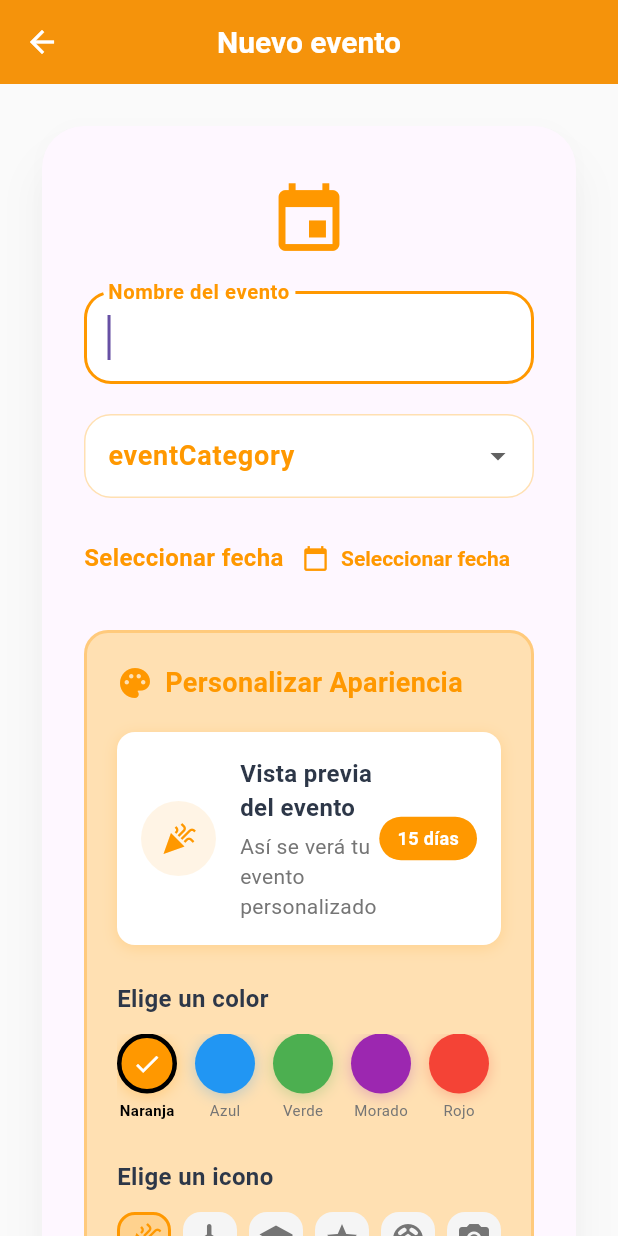
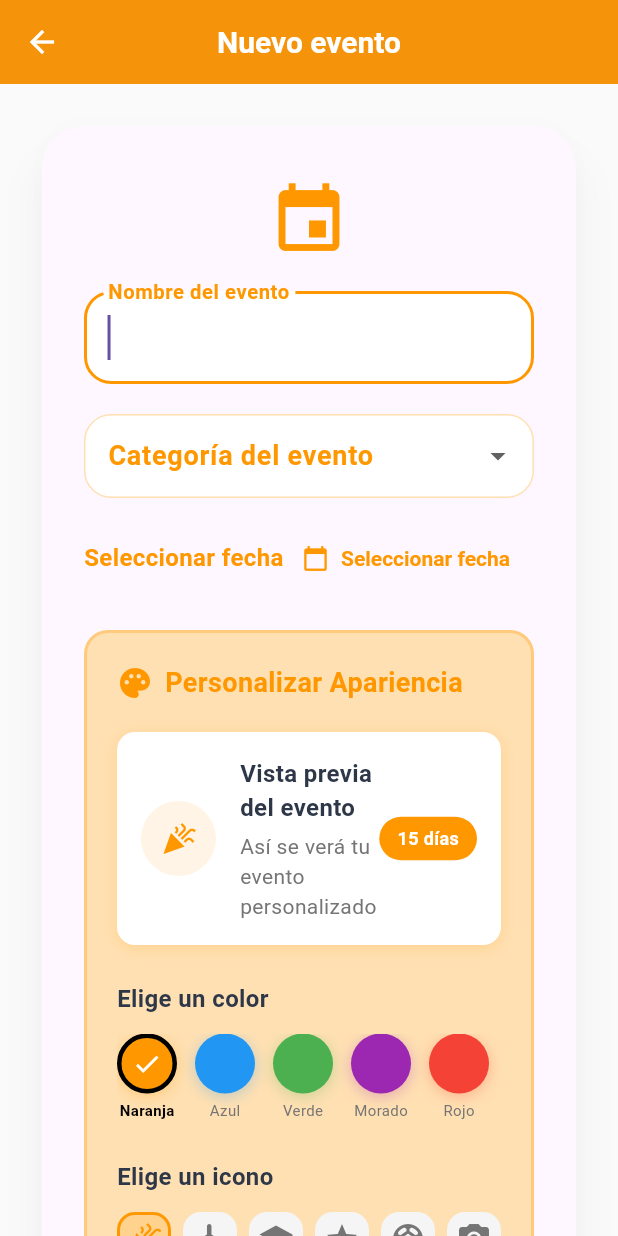
Before and after one commit to Carfer0410/-cuanto-falta-, a Flutter app: the screen it shows after launch, after a tap on the "add" icon, on a phone screen of 412 x 824 dp. Run offline on Flutter 3.47's test engine with Material 3 defaults, Android fonts, the phone set to English and light mode, and no system bars; our stand-ins replace flutter_local_notifications, shared_preferences, sqflite, timezone; accounts and stored records are empty.

```diff
--- a/lib/localization_service.dart
+++ b/lib/localization_service.dart
@@ -200,6 +200,7 @@ class LocalizationService extends ChangeNotifier {
       'chooseDate': 'Elegir fecha',
       'targetDate': 'Fecha objetivo',
       'selectCategory': 'Seleccionar categoría',
+      'eventCategory': 'Categoría del evento',
       'saveEvent': 'Guardar evento',
       'noEvents': 'Aún no hay eventos. ¡Agrega uno!',
       'deleteEvent': 'Eliminar evento',
@@ -304,6 +305,7 @@ class LocalizationService extends ChangeNotifier {
       'sound': 'Sonido',
       'vibration': 'Vibración',
       'language': 'Idioma',
+      'selectLanguage': 'Seleccionar idioma',
       'about': 'Acerca de',
       'version': 'Versión',
       'advancedSettings': 'Configuración Avanzada',
@@ -557,6 +559,7 @@ class LocalizationService extends ChangeNotifier {
       'chooseDate': 'Choose date',
       'targetDate': 'Target date',
       'selectCategory': 'Select category',
+      'eventCategory': 'Event category',
       'saveEvent': 'Save event',
       'noEvents': 'No events yet. Add one!',
       'deleteEvent': 'Delete event',
@@ -661,6 +664,7 @@ class LocalizationService extends ChangeNotifier {
       'sound': 'Sound',
       'vibration': 'Vibration',
       'language': 'Language',
+      'selectLanguage': 'Select language',
       'about': 'About',
       'version': 'Version',
       'advancedSettings': 'Advanced Settings',
@@ -949,6 +953,14 @@ class LocalizationService extends ChangeNotifier {
 
       // PANTALLA AGREGAR EVENTO
       'newEvent': 'Novo evento',
+      'chooseDate': 'Escolher data',
+      'targetDate': 'Data objetivo',
+      'selectCategory': 'Selecionar categoria',
+      'eventCategory': 'Categoria do evento',
+      'saveEvent': 'Salvar evento',
+      'noEvents': 'Ainda não há eventos. Adicione um!',
+      'deleteEvent': 'Excluir evento',
+      'deleteEventConfirm': 'Tem certeza de que deseja excluir este evento? Esta ação não pode ser desfeita.',
       'addEventSaved': 'Evento salvo',
       'addEventTitleError': 'Digite o título do evento',
       'addEventDateError': 'Selecione a data do evento',
@@ -1077,6 +1089,7 @@ class LocalizationService extends ChangeNotifier {
       'level': 'Nível',
 
       'language': 'Idioma',
+      'selectLanguage': 'Selecionar idioma',
     },
 
     'fr': {
@@ -1142,6 +1155,14 @@ class LocalizationService extends ChangeNotifier {
 
       // PANTALLA AGREGAR EVENTO
       'newEvent': 'Nouvel événement',
+      'chooseDate': 'Choisir la date',
+      'targetDate': 'Date cible',
+      'selectCategory': 'Sélectionner une catégorie',
+      'eventCategory': 'Catégorie d\'événement',
+      'saveEvent': 'Sauvegarder l\'événement',
+      'noEvents': 'Aucun événement pour le moment. Ajoutez-en un!',
+      'deleteEvent': 'Supprimer l\'événement',
+      'deleteEventConfirm': 'Êtes-vous sûr de vouloir supprimer cet événement? Cette action ne peut pas être annulée.',
       'addEventSaved': 'Événement sauvegardé',
       'addEventTitleError': 'Entrez le titre de l\'événement',
       'addEventDateError': 'Sélectionnez la date de l\'événement',
@@ -1270,6 +1291,7 @@ class LocalizationService extends ChangeNotifier {
       'level': 'Niveau',
 
       'language': 'Langue',
+      'selectLanguage': 'Sélectionner la langue',
     },
 
     'de': {
@@ -1335,6 +1357,14 @@ class LocalizationService extends ChangeNotifier {
 
       // PANTALLA AGREGAR EVENTO
       'newEvent': 'Neues Ereignis',
+      'chooseDate': 'Datum wählen',
+      'targetDate': 'Zieldatum',
+      'selectCategory': 'Kategorie auswählen',
+      'eventCategory': 'Ereigniskategorie',
+      'saveEvent': 'Ereignis speichern',
+      'noEvents': 'Noch keine Ereignisse. Fügen Sie eines hinzu!',
+      'deleteEvent': 'Ereignis löschen',
+      'deleteEventConfirm': 'Sind Sie sicher, dass Sie dieses Ereignis löschen möchten? Diese Aktion kann nicht rückgängig gemacht werden.',
       'addEventSaved': 'Ereignis gespeichert',
       'addEventTitleError': 'Geben Sie den Ereignistitel ein',
       'addEventDateError': 'Wählen Sie das Ereignisdatum',
@@ -1463,6 +1493,7 @@ class LocalizationService extends ChangeNotifier {
       'level': 'Level',
 
       'language': 'Sprache',
+      'selectLanguage': 'Sprache auswählen',
     },
 
     'it': {
@@ -1528,6 +1559,14 @@ class LocalizationService extends ChangeNotifier {
 
       // PANTALLA AGREGAR EVENTO
       'newEvent': 'Nuovo evento',
+      'chooseDate': 'Scegli data',
+      'targetDate': 'Data obiettivo',
+      'selectCategory': 'Seleziona categoria',
+      'eventCategory': 'Categoria evento',
+      'saveEvent': 'Salva evento',
+      'noEvents': 'Nessun evento ancora. Aggiungine uno!',
+      'deleteEvent': 'Elimina evento',
+      'deleteEventConfirm': 'Sei sicuro di voler eliminare questo evento? Questa azione non può essere annullata.',
       'addEventSaved': 'Evento salvato',
       'addEventTitleError': 'Inserisci il titolo dell\'evento',
       'addEventDateError': 'Seleziona la data dell\'evento',
@@ -1622,6 +1661,7 @@ class LocalizationService extends ChangeNotifier {
       'level': 'Livello',
 
       'language': 'Lingua',
+      'selectLanguage': 'Seleziona lingua',
     },
 
     'ja': {
@@ -1682,6 +1722,14 @@ class LocalizationService extends ChangeNotifier {
 
       // PANTALLA AGREGAR EVENTO
       'newEvent': '新しいイベント',
+      'chooseDate': '日付を選択',
+      'targetDate': '目標日',
+      'selectCategory': 'カテゴリを選択',
+      'eventCategory': 'イベントカテゴリ',
+      'saveEvent': 'イベントを保存',
+      'noEvents': 'まだイベントがありません。追加してください！',
+      'deleteEvent': 'イベントを削除',
+      'deleteEventConfirm': 'このイベントを削除してもよろしいですか？この操作は元に戻せません。',
       'addEventSaved': 'イベントが保存されました',
       'addEventTitleError': 'イベントのタイトルを入力してください',
       'addEventDateError': 'イベントの日付を選択してください',
@@ -1718,6 +1766,7 @@ class LocalizationService extends ChangeNotifier {
       'level': 'レベル',
 
       'language': '言語',
+      'selectLanguage': '言語を選択',
     },
 
     'ko': {
@@ -1778,6 +1827,14 @@ class LocalizationService extends ChangeNotifier {
 
       // PANTALLA AGREGAR EVENTO
       'newEvent': '새 이벤트',
+      'chooseDate': '날짜 선택',
+      'targetDate': '목표 날짜',
+      'selectCategory': '카테고리 선택',
+      'eventCategory': '이벤트 카테고리',
+      'saveEvent': '이벤트 저장',
+      'noEvents': '아직 이벤트가 없습니다. 하나 추가하세요!',
+      'deleteEvent': '이벤트 삭제',
+      'deleteEventConfirm': '이 이벤트를 삭제하시겠습니까? 이 작업은 되돌릴 수 없습니다.',
       'addEventSaved': '이벤트가 저장되었습니다',
       'addEventTitleError': '이벤트 제목을 입력하세요',
       'addEventDateError': '이벤트 날짜를 선택하세요',
@@ -1814,6 +1871,7 @@ class LocalizationService extends ChangeNotifier {
       'level': '레벨',
 
       'language': '언어',
+      'selectLanguage': '언어 선택',
     },
 
     'zh': {
@@ -1874,6 +1932,14 @@ class LocalizationService extends ChangeNotifier {
 
       // PANTALLA AGREGAR EVENTO
       'newEvent': '新事件',
+      'chooseDate': '选择日期',
+      'targetDate': '目标日期',
+      'selectCategory': '选择类别',
+      'eventCategory': '事件类别',
+      'saveEvent': '保存事件',
+      'noEvents': '还没有事件。添加一个！',
+      'deleteEvent': '删除事件',
+      'deleteEventConfirm': '您确定要删除此事件吗？此操作无法撤销。',
       'addEventSaved': '事件已保存',
       'addEventTitleError': '请输入事件标题',
       'addEventDateError': '请选择事件日期',
@@ -1910,6 +1976,7 @@ class LocalizationService extends ChangeNotifier {
       'level': '等级',
 
       'language': '语言',
+      'selectLanguage': '选择语言',
     },
 
     'ar': {
@@ -1970,6 +2037,14 @@ class LocalizationService extends ChangeNotifier {
 
       // PANTALLA AGREGAR EVENTO
       'newEvent': 'حدث جديد',
+      'chooseDate': 'اختر التاريخ',
+      'targetDate': 'التاريخ المستهدف',
+      'selectCategory': 'اختر فئة',
+      'eventCategory': 'فئة الحدث',
+      'saveEvent': 'حفظ الحدث',
+      'noEvents': 'لا توجد أحداث بعد. أضف واحداً!',
+      'deleteEvent': 'حذف الحدث',
+      'deleteEventConfirm': 'هل أنت متأكد من رغبتك في حذف هذا الحدث؟ لا يمكن التراجع عن هذا الإجراء.',
       'addEventSaved': 'تم حفظ الحدث',
       'addEventTitleError': 'أدخل عنوان الحدث',
       'addEventDateError': 'اختر تاريخ الحدث',
@@ -2006,6 +2081,7 @@ class LocalizationService extends ChangeNotifier {
       'level': 'المستوى',
 
       'language': 'اللغة',
+      'selectLanguage': 'اختر اللغة',
     },
 
     'ru': {
@@ -2066,6 +2142,14 @@ class LocalizationService extends ChangeNotifier {
 
       // PANTALLA AGREGAR EVENTO
       'newEvent': 'Новое событие',
+      'chooseDate': 'Выбрать дату',
+      'targetDate': 'Целевая дата',
+      'selectCategory': 'Выбрать категорию',
+      'eventCategory': 'Категория события',
+      'saveEvent': 'Сохранить событие',
+      'noEvents': 'Пока нет событий. Добавьте одно!',
+      'deleteEvent': 'Удалить событие',
+      'deleteEventConfirm': 'Вы уверены, что хотите удалить это событие? Это действие нельзя отменить.',
       'addEventSaved': 'Событие сохранено',
       'addEventTitleError': 'Введите название события',
       'addEventDateError': 'Выберите дату события',
@@ -2102,6 +2186,7 @@ class LocalizationService extends ChangeNotifier {
       'level': 'Уровень',
 
       'language': 'Язык',
+      'selectLanguage': 'Выбрать язык',
     },
 
     'hi': {
@@ -2162,6 +2247,14 @@ class LocalizationService extends ChangeNotifier {
 
       // PANTALLA AGREGAR EVENTO
       'newEvent': 'नया इवेंट',
+      'chooseDate': 'तारीख चुनें',
+      'targetDate': 'लक्ष्य तारीख',
+      'selectCategory': 'श्रेणी चुनें',
+      'eventCategory': 'इवेंट श्रेणी',
+      'saveEvent': 'इवेंट सेव करें',
+      'noEvents': 'अभी तक कोई इवेंट नहीं। एक जोड़ें!',
+      'deleteEvent': 'इवेंट डिलीट करें',
+      'deleteEventConfirm': 'क्या आप वाकई इस इवेंट को डिलीट करना चाहते हैं? यह क्रिया पूर्ववत नहीं की जा सकती।',
       'addEventSaved': 'इवेंट सेव हो गया',
       'addEventTitleError': 'इवेंट का शीर्षक दर्ज करें',
       'addEventDateError': 'इवेंट की तारीख चुनें',
@@ -2198,6 +2291,7 @@ class LocalizationService extends ChangeNotifier {
       'level': 'स्तर',
 
       'language': 'भाषा',
+      'selectLanguage': 'भाषा चुनें',
     },
   };
 }
--- a/lib/settings_page_new.dart
+++ b/lib/settings_page_new.dart
@@ -321,11 +321,15 @@ class _SettingsPageState extends State<SettingsPage> {
                     children: [
                       Icon(Icons.language, color: context.orangeVariant),
                       const SizedBox(width: 8),
-                      Text(
-                        'Idioma',
-                        style: Theme.of(context).textTheme.titleLarge?.copyWith(
-                          color: context.primaryTextColor,
-                        ),
+                      Consumer<LocalizationService>(
+                        builder: (context, localizationService, child) {
+                          return Text(
+                            localizationService.t('language'),
+                            style: Theme.of(context).textTheme.titleLarge?.copyWith(
+                              color: context.primaryTextColor,
+                            ),
+                          );
+                        },
                       ),
                     ],
                   ),
@@ -338,7 +342,7 @@ class _SettingsPageState extends State<SettingsPage> {
                           color: context.iconColor,
                         ),
                         title: Text(
-                          'Seleccionar idioma',
+                          localizationService.t('selectLanguage'),
                           style: TextStyle(color: context.primaryTextColor),
                         ),
                         subtitle: Text(
```
